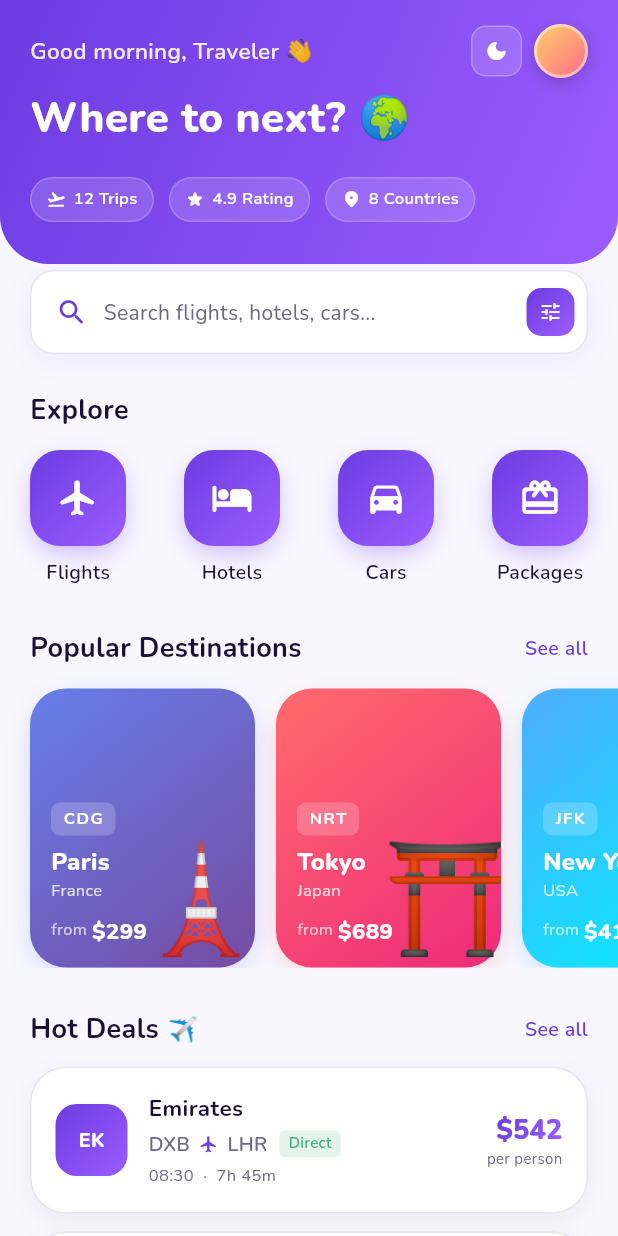
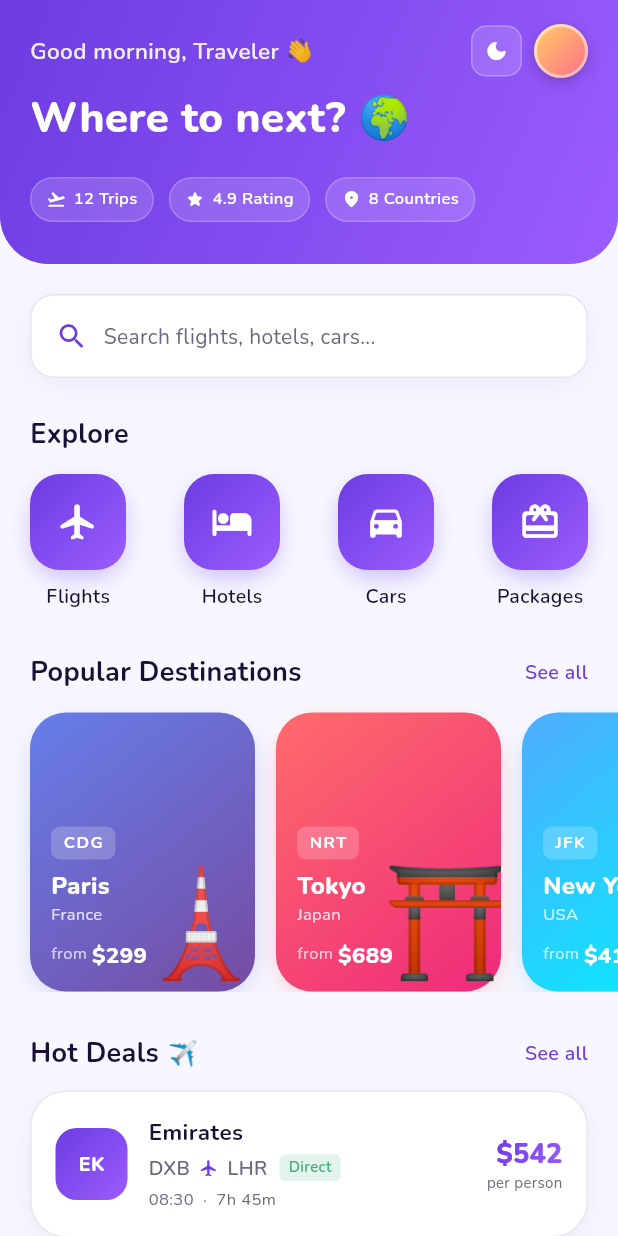
Before and after one commit to shivtf/OTA_frontend, a Flutter app: the _HomeTab widget shown alone on an empty page, opened directly with empty values, on a phone screen of 412 x 824 dp. Run offline on Flutter 3.47's test engine with Material 3 defaults, Android fonts, the phone set to English and light mode, and no system bars; our stand-ins replace app_links, country_picker, flutter_svg, google_fonts, shared_preferences; missing offline and left inert: flutter_stripe; accounts and stored records are empty; network calls fail.

Commit message:
comment out the filter option and add margin above search bar

```diff
--- a/lib/features/home/screens/home_screen.dart
+++ b/lib/features/home/screens/home_screen.dart
@@ -85,7 +85,7 @@ class _HomeTab extends StatelessWidget {
         SliverToBoxAdapter(child: _HomeHeader(isDark: isDark, tc: tc)),
         SliverToBoxAdapter(
           child: Padding(
-            padding: const EdgeInsets.fromLTRB(20, 4, 20, 0),
+            padding: const EdgeInsets.fromLTRB(20, 20, 20, 0),
             child: HomeSearchBar(isDark: isDark),
           ),
         ),
@@ -598,9 +598,9 @@ class _ProfileMenuSheet extends StatelessWidget {
                   pageBuilder: (_, __, ___) => const ChangePasswordScreen(),
                   transitionsBuilder: (_, anim, __, child) => SlideTransition(
                     position: Tween<Offset>(
-                            begin: const Offset(1, 0), end: Offset.zero)
+                        begin: const Offset(1, 0), end: Offset.zero)
                         .animate(CurvedAnimation(
-                            parent: anim, curve: Curves.easeOutCubic)),
+                        parent: anim, curve: Curves.easeOutCubic)),
                     child: child,
                   ),
                   transitionDuration: const Duration(milliseconds: 320),
@@ -716,7 +716,7 @@ class _ProfileMenuSheet extends StatelessWidget {
                   child: ElevatedButton(
                     onPressed: () async {
                       final rootNav =
-                          Navigator.of(sheetCtx, rootNavigator: true);
+                      Navigator.of(sheetCtx, rootNavigator: true);
                       await sheetCtx.read<AuthProvider>().logout();
                       rootNav.pushNamedAndRemoveUntil(
                           AppRoutes.login, (_) => false);
--- a/lib/features/home/widgets/home_search_bar.dart
+++ b/lib/features/home/widgets/home_search_bar.dart
@@ -48,16 +48,16 @@ class HomeSearchBar extends StatelessWidget {
               ),
             ),
             const Spacer(),
-            Container(
-              margin: const EdgeInsets.only(right: 8),
-              padding: const EdgeInsets.all(8),
-              decoration: BoxDecoration(
-                gradient: AppColors.primaryGradient,
-                borderRadius: BorderRadius.circular(10),
-              ),
-              child: const Icon(Icons.tune_rounded,
-                  color: Colors.white, size: 16),
-            ),
+            // Container(
+            //   margin: const EdgeInsets.only(right: 8),
+            //   padding: const EdgeInsets.all(8),
+            //   decoration: BoxDecoration(
+            //     gradient: AppColors.primaryGradient,
+            //     borderRadius: BorderRadius.circular(10),
+            //   ),
+            //   child: const Icon(Icons.tune_rounded,
+            //       color: Colors.white, size: 16),
+            // ),
           ],
         ),
       ),
```
